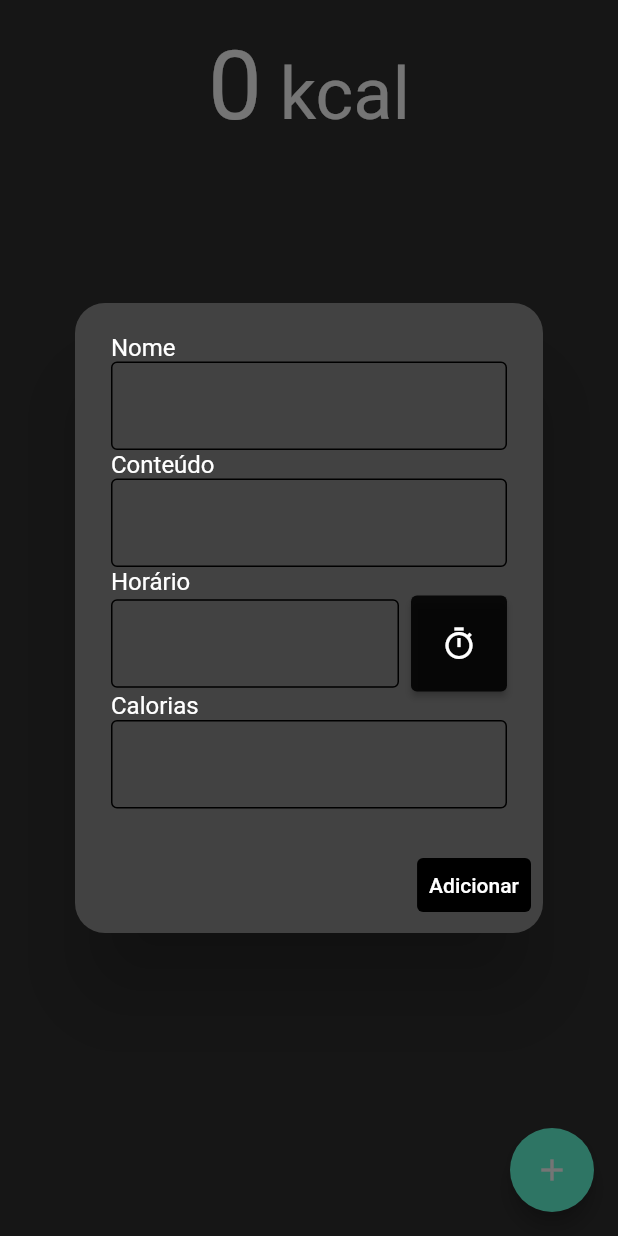
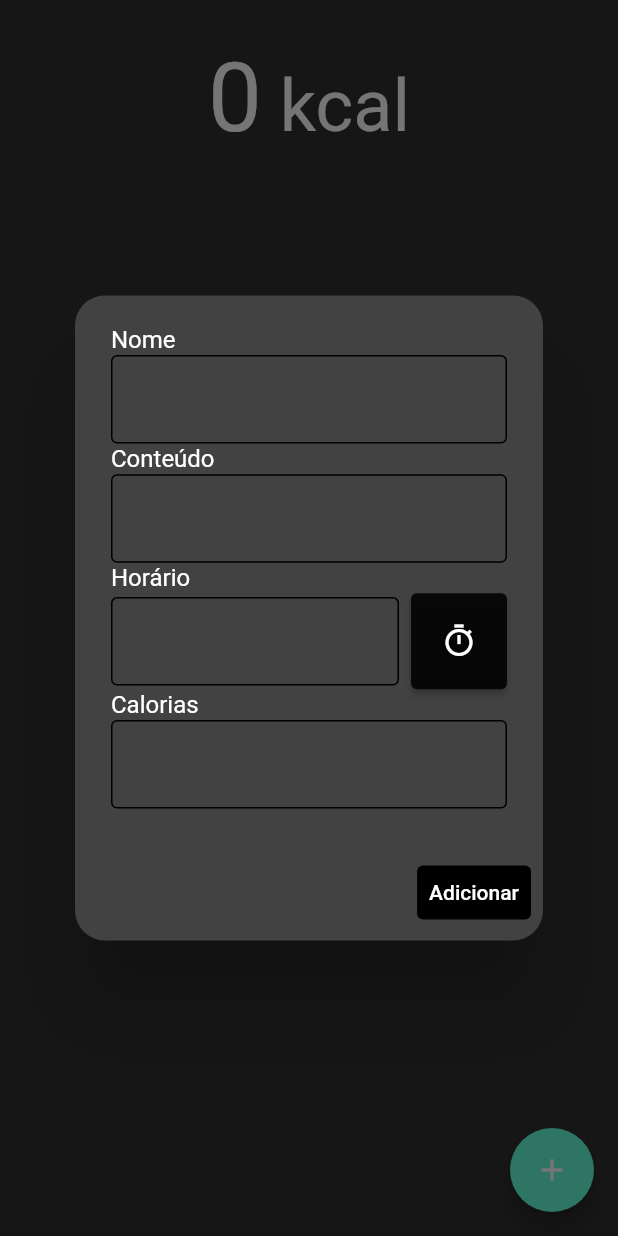
Before and after one commit to loulouizz/Alimentracker, a Flutter app: the screen it shows after launch, after a tap on the "add" icon, on a phone screen of 412 x 824 dp. Run offline on Flutter 3.47's test engine with Material 2 defaults, Android fonts, the light colour scheme and no system bars; our stand-ins replace cloud_firestore, firebase_core, flutter_slidable, google_fonts, sqflite; accounts and stored records are empty; generated files the repository leaves out were written again.

Commit message:
correcao de problemas de layout

```diff
--- a/lib/model/meal_widget.dart
+++ b/lib/model/meal_widget.dart
@@ -46,7 +46,7 @@ class MealWidget extends StatelessWidget {
                     mainAxisAlignment: MainAxisAlignment.spaceBetween,
                     crossAxisAlignment: CrossAxisAlignment.start,
                     children: [
-                      Text(name, style: GoogleFonts.lato(color: Colors.white, fontSize: 20)),
+                      Text(name, overflow: TextOverflow.fade, maxLines: 1, style: GoogleFonts.lato(color: Colors.white, fontSize: 20)),
                       Text(conteudo, overflow: TextOverflow.fade, maxLines: 2,  style: GoogleFonts.lato(color: Colors.white, fontSize: 12)),
                     ],
                   )),
--- a/lib/screens/main/main_screen.dart
+++ b/lib/screens/main/main_screen.dart
@@ -85,7 +85,10 @@ class _MainScreenState extends State<MainScreen> {
 
                 return Column(
                   children: [
-                    Header(),
+                    Padding(
+                      padding: const EdgeInsets.only(top: 8.0),
+                      child: Header(),
+                    ),
                     Expanded(
                       child: ListView.builder(
                           itemCount: docs.length,
@@ -123,7 +126,7 @@ class _MainScreenState extends State<MainScreen> {
         content: SingleChildScrollView(
           physics: AlwaysScrollableScrollPhysics(),
           child: Container(
-            height: 312,
+            height: 322,
             child: Column(
               crossAxisAlignment: CrossAxisAlignment.start,
               mainAxisSize: MainAxisSize.min,
@@ -210,12 +213,17 @@ class _MainScreenState extends State<MainScreen> {
             onPressed: () {
               print("nomeEC.text: ${nomeEC.text}");
               print("conteudoEC.text: ${conteudoEC.text}");
-              Meal m = Meal(name: nomeEC.text, kcal: int.parse(caloriasEC.text), conteudo: conteudoEC.text, horario: "${_selectedTime.hour}:${_selectedTime.minute.toString().padLeft(2, '0')}", data: '29/09/2023');
+              Meal m = Meal(name: nomeEC.text, kcal: int.parse(caloriasEC.text), conteudo: conteudoEC.text, horario: "${_selectedTime.hour.toString().padLeft(2, '0')}:${_selectedTime.minute.toString().padLeft(2, '0')}", data: '29/09/2023');
               MealService().addMeal(m);
               Navigator.of(context).pop();
               try{
               } catch(e){
                 print("Excessão ao salvar: $e");
+              } finally {
+                nomeEC.clear();
+                conteudoEC.clear();
+                horarioEC.clear();
+                caloriasEC.clear();
               }
             },
             style: ButtonStyle(
```
